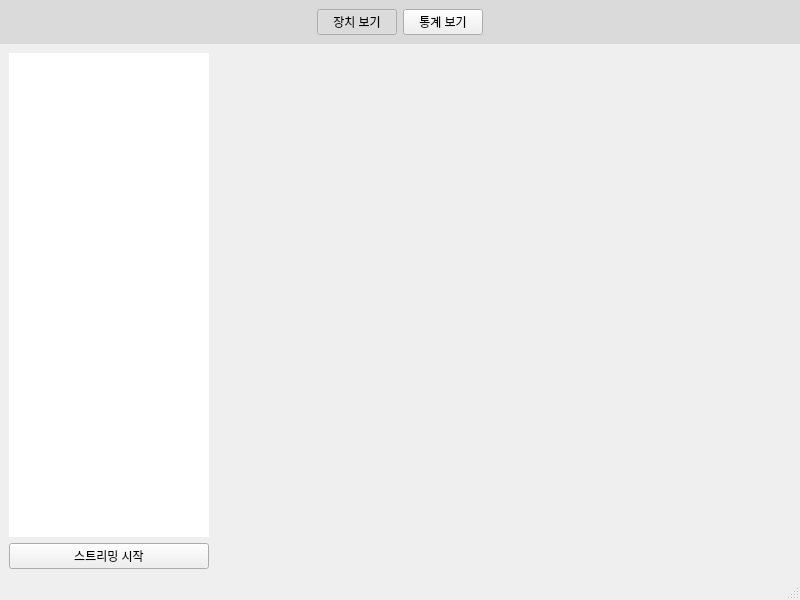
Qt form ui/mainwindow.ui (VEDA-EAGLES/smart_zone_client) before a commit.
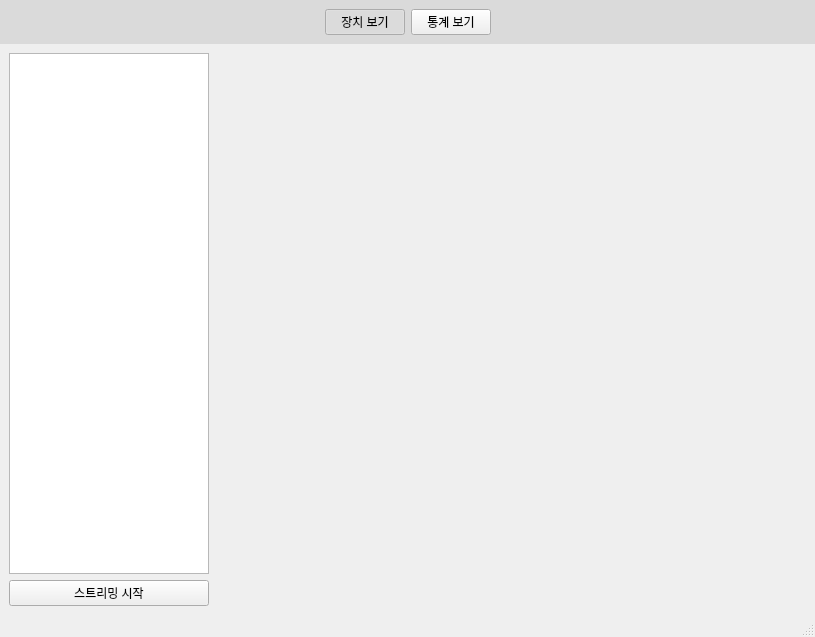
The same form after that commit.

Commit message: design: 그래프 디스플레이 및 메인 윈도우 크기 조정

```diff
--- a/ui/mainwindow.ui
+++ b/ui/mainwindow.ui
@@ -6,8 +6,8 @@
    <rect>
     <x>0</x>
     <y>0</y>
-    <width>800</width>
-    <height>600</height>
+    <width>815</width>
+    <height>637</height>
    </rect>
   </property>
   <property name="windowTitle">
@@ -82,7 +82,7 @@
        <number>0</number>
       </property>
       <widget class="QWidget" name="viewPage">
-       <layout class="QHBoxLayout" name="horizontalLayout">
+       <layout class="QHBoxLayout" name="horizontalLayout" stretch="0,1">
         <property name="leftMargin">
          <number>9</number>
         </property>
@@ -129,18 +129,6 @@
                <pointsize>14</pointsize>
               </font>
              </property>
-             <property name="frameShape">
-              <enum>QFrame::NoFrame</enum>
-             </property>
-             <property name="frameShadow">
-              <enum>QFrame::Plain</enum>
-             </property>
-             <property name="lineWidth">
-              <number>0</number>
-             </property>
-             <property name="itemAlignment">
-              <set>Qt::AlignCenter</set>
-             </property>
             </widget>
            </item>
            <item>
```
The commit also changes 1 other file.
